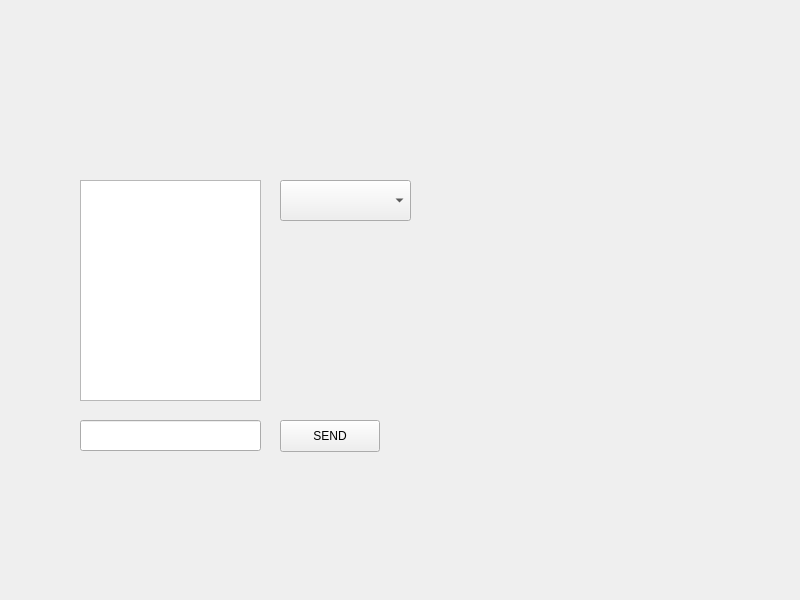
CyberGunya/Qt_Client-Server_Chat, file Client/widget.ui: the form before one commit.
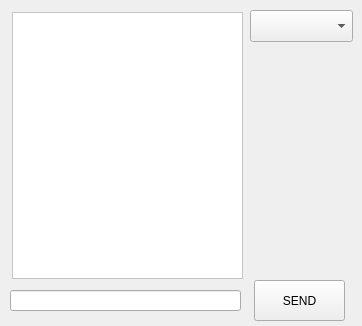
The form after the commit.

Patch:
```diff
--- a/Client/widget.ui
+++ b/Client/widget.ui
@@ -6,34 +6,51 @@
    <rect>
     <x>0</x>
     <y>0</y>
-    <width>800</width>
-    <height>600</height>
+    <width>362</width>
+    <height>326</height>
    </rect>
   </property>
   <property name="windowTitle">
    <string>Widget</string>
   </property>
-  <widget class="QScrollArea" name="scrollArea">
+  <widget class="QLineEdit" name="lineEdit">
    <property name="geometry">
     <rect>
-     <x>80</x>
-     <y>180</y>
-     <width>181</width>
-     <height>221</height>
+     <x>10</x>
+     <y>290</y>
+     <width>231</width>
+     <height>21</height>
     </rect>
    </property>
-   <property name="widgetResizable">
-    <bool>true</bool>
+  </widget>
+  <widget class="QPushButton" name="SEND">
+   <property name="geometry">
+    <rect>
+     <x>254</x>
+     <y>280</y>
+     <width>91</width>
+     <height>41</height>
+    </rect>
    </property>
-   <widget class="QWidget" name="scrollAreaWidgetContents">
+   <property name="text">
+    <string>SEND</string>
+   </property>
+  </widget>
+  <widget class="QTextBrowser" name="textBrowser">
     <property name="geometry">
      <rect>
-      <x>0</x>
-      <y>0</y>
-      <width>179</width>
-      <height>219</height>
-     </rect>
-    </property>
+     <x>12</x>
+     <y>12</y>
+     <width>231</width>
+     <height>267</height>
+    </rect>
+   </property>
+   <property name="sizePolicy">
+    <sizepolicy hsizetype="Expanding" vsizetype="Expanding">
+     <horstretch>0</horstretch>
+     <verstretch>0</verstretch>
+    </sizepolicy>
+   </property>
     <property name="palette">
      <palette>
       <active>
@@ -476,42 +493,33 @@
       </disabled>
      </palette>
     </property>
-    <property name="autoFillBackground">
-     <bool>true</bool>
-    </property>
-   </widget>
-  </widget>
-  <widget class="QLineEdit" name="lineEdit">
-   <property name="geometry">
-    <rect>
-     <x>80</x>
-     <y>420</y>
-     <width>181</width>
-     <height>31</height>
-    </rect>
+   <property name="tabletTracking">
+    <bool>false</bool>
+   </property>
+   <property name="sizeAdjustPolicy">
+    <enum>QAbstractScrollArea::AdjustIgnored</enum>
+   </property>
+   <property name="documentTitle">
+    <string/>
    </property>
   </widget>
   <widget class="QComboBox" name="comboBox">
    <property name="geometry">
     <rect>
-     <x>280</x>
-     <y>180</y>
-     <width>131</width>
-     <height>41</height>
-    </rect>
-   </property>
-  </widget>
-  <widget class="QPushButton" name="SEND">
-   <property name="geometry">
-    <rect>
-     <x>280</x>
-     <y>420</y>
-     <width>100</width>
+     <x>250</x>
+     <y>10</y>
+     <width>103</width>
      <height>32</height>
     </rect>
    </property>
-   <property name="text">
-    <string>SEND</string>
+   <property name="statusTip">
+    <string/>
+   </property>
+   <property name="whatsThis">
+    <string/>
+   </property>
+   <property name="currentText">
+    <string/>
    </property>
   </widget>
  </widget>
```
Lines whose indentation alone changed are shown as unchanged.
